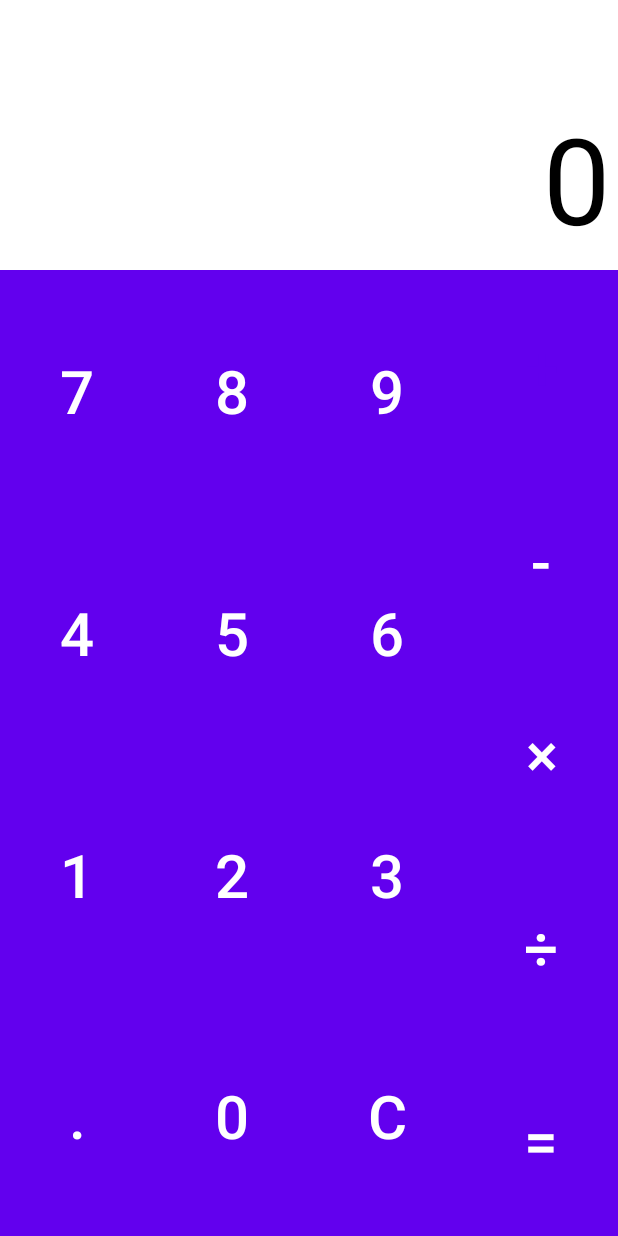
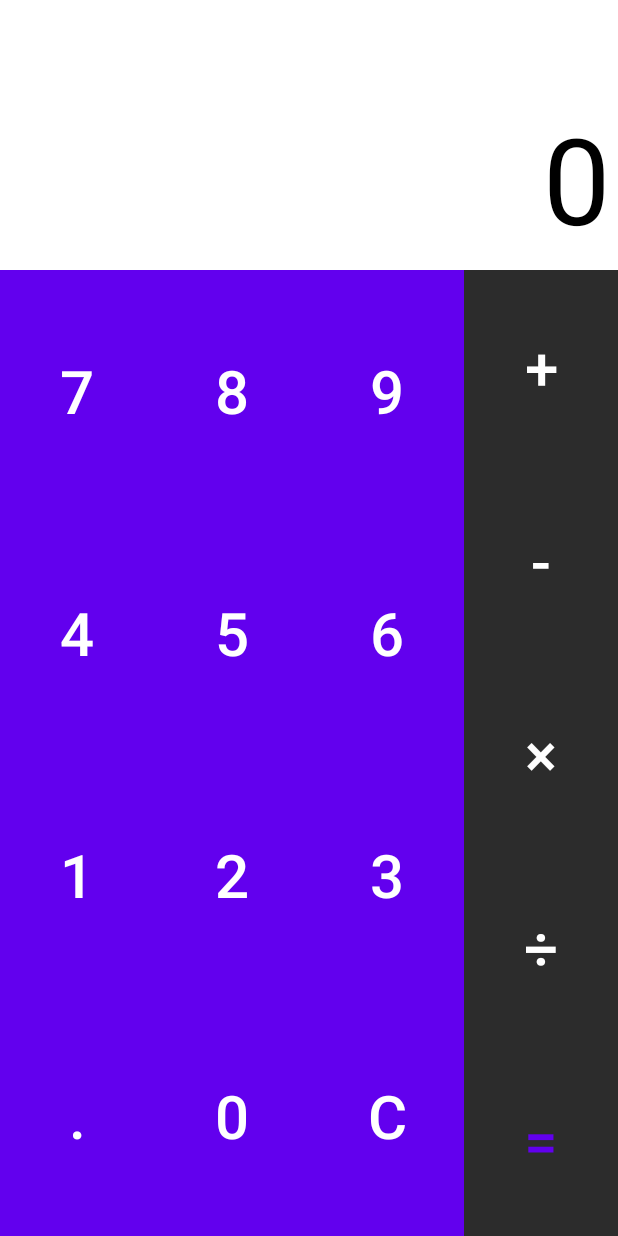
Before and after one commit to jdcarbeck/HRD-Tool, an Android app: the screen it shows after launch (Calculator), on a phone screen of 412 x 824 dp. Run offline under Robolectric (Android 15) with nearby library versions, the light colour scheme and no system bars.

Commit message:
fixed calc styling

```diff
--- a/AndriodApp/app/src/main/res/layout/activity_calculator.xml
+++ b/AndriodApp/app/src/main/res/layout/activity_calculator.xml
@@ -62,31 +62,34 @@
 
                 <Button
                     android:id="@+id/seven"
+                    style="@style/Widget.AppCompat.Button.Borderless.Colored"
                     android:layout_width="match_parent"
                     android:layout_height="match_parent"
                     android:layout_weight="1"
+                    android:background="@drawable/button_style"
                     android:onClick="operandClick"
-                    android:background="@drawable/button_style"
                     android:text="7"
                     android:textSize="40sp" />
 
                 <Button
                     android:id="@+id/eight"
+                    style="@style/Widget.AppCompat.Button.Borderless.Colored"
                     android:layout_width="match_parent"
                     android:layout_height="match_parent"
                     android:layout_weight="1"
+                    android:background="@drawable/button_style"
                     android:onClick="operandClick"
-                    android:background="@drawable/button_style"
                     android:text="8"
                     android:textSize="40sp" />
 
                 <Button
                     android:id="@+id/nine"
+                    style="@style/Widget.AppCompat.Button.Borderless.Colored"
                     android:layout_width="match_parent"
                     android:layout_height="match_parent"
                     android:layout_weight="1"
+                    android:background="@drawable/button_style"
                     android:onClick="operandClick"
-                    android:background="@drawable/button_style"
                     android:text="9"
                     android:textSize="40sp" />
             </LinearLayout>
@@ -98,31 +101,34 @@
 
                 <Button
                     android:id="@+id/four"
+                    style="@style/Widget.AppCompat.Button.Borderless.Colored"
                     android:layout_width="match_parent"
                     android:layout_height="match_parent"
                     android:layout_weight="1"
+                    android:background="@drawable/button_style"
                     android:onClick="operandClick"
-                    android:background="@drawable/button_style"
                     android:text="4"
                     android:textSize="40sp" />
 
                 <Button
                     android:id="@+id/five"
+                    style="@style/Widget.AppCompat.Button.Borderless.Colored"
                     android:layout_width="match_parent"
                     android:layout_height="match_parent"
                     android:layout_weight="1"
+                    android:background="@drawable/button_style"
                     android:onClick="operandClick"
-                    android:background="@drawable/button_style"
                     android:text="5"
                     android:textSize="40sp" />
 
                 <Button
                     android:id="@+id/six"
+                    style="@style/Widget.AppCompat.Button.Borderless.Colored"
                     android:layout_width="match_parent"
                     android:layout_height="match_parent"
                     android:layout_weight="1"
+                    android:background="@drawable/button_style"
                     android:onClick="operandClick"
-                    android:background="@drawable/button_style"
                     android:text="6"
                     android:textSize="40sp" />
             </LinearLayout>
@@ -134,31 +140,34 @@
 
                 <Button
                     android:id="@+id/one"
+                    style="@style/Widget.AppCompat.Button.Borderless.Colored"
                     android:layout_width="match_parent"
                     android:layout_height="match_parent"
                     android:layout_weight="1"
+                    android:background="@drawable/button_style"
                     android:onClick="operandClick"
-                    android:background="@drawable/button_style"
                     android:text="1"
                     android:textSize="40sp" />
 
                 <Button
                     android:id="@+id/two"
+                    style="@style/Widget.AppCompat.Button.Borderless.Colored"
                     android:layout_width="match_parent"
                     android:layout_height="match_parent"
                     android:layout_weight="1"
+                    android:background="@drawable/button_style"
                     android:onClick="operandClick"
-                    android:background="@drawable/button_style"
                     android:text="2"
                     android:textSize="40sp" />
 
                 <Button
                     android:id="@+id/three"
+                    style="@style/Widget.AppCompat.Button.Borderless.Colored"
                     android:layout_width="match_parent"
                     android:layout_height="match_parent"
                     android:layout_weight="1"
+                    android:background="@drawable/button_style"
                     android:onClick="operandClick"
-                    android:background="@drawable/button_style"
                     android:text="3"
                     android:textSize="40sp" />
             </LinearLayout>
@@ -170,32 +179,35 @@
 
                 <Button
                     android:id="@+id/dot"
+                    style="@style/Widget.AppCompat.Button.Borderless.Colored"
                     android:layout_width="match_parent"
                     android:layout_height="match_parent"
                     android:layout_weight="1"
+                    android:background="@drawable/button_style"
                     android:onClick="dotClick"
-                    android:background="@drawable/button_style"
                     android:text="."
                     android:textSize="40sp" />
 
                 <Button
                     android:id="@+id/zero"
+                    style="@style/Widget.AppCompat.Button.Borderless.Colored"
                     android:layout_width="match_parent"
                     android:layout_height="match_parent"
                     android:layout_weight="1"
+                    android:background="@drawable/button_style"
                     android:onClick="operandClick"
-                    android:background="@drawable/button_style"
                     android:text="0"
                     android:textSize="40sp" />
 
                 <Button
                     android:id="@+id/clear"
+                    style="@style/Widget.AppCompat.Button.Borderless.Colored"
                     android:layout_width="match_parent"
                     android:layout_height="match_parent"
                     android:layout_weight="1"
+                    android:backgroundTint="@color/colorPrimary"
+                    android:longClickable="true"
                     android:onClick="clear"
-                    android:longClickable="true"
-                    android:background="@drawable/button_style"
                     android:text="C"
                     android:textSize="40sp" />
             </LinearLayout>
@@ -207,63 +219,69 @@
             android:layout_width="match_parent"
             android:layout_weight="3"
             android:orientation="vertical"
-            android:background="@color/black"
+            android:background="@color/grey"
             android:layout_height="match_parent"
             >
 
             <Button
                 android:id="@+id/plus"
+                style="@style/Widget.AppCompat.Button.Borderless.Colored"
                 android:layout_width="match_parent"
                 android:layout_height="match_parent"
                 android:layout_weight="1"
-                android:background="@color/grey"
+
+                android:backgroundTint="@color/grey"
+                android:onClick="operatorClick"
                 android:text="+"
-                android:onClick="operatorClick"
-                android:textColor="@color/colorPrimary"
+                android:textColor="@color/white"
                 android:textSize="40sp" />
 
             <Button
                 android:id="@+id/minus"
+                style="@style/Widget.AppCompat.Button.Borderless.Colored"
                 android:layout_width="match_parent"
                 android:layout_height="match_parent"
                 android:layout_weight="1"
-                android:background="@drawable/operator_button_style"
+                android:backgroundTint="@color/grey"
+                android:onClick="operatorClick"
                 android:text="-"
-                android:onClick="operatorClick"
                 android:textColor="@color/white"
                 android:textSize="40sp" />
 
             <Button
                 android:id="@+id/multiply"
+                style="@style/Widget.AppCompat.Button.Borderless.Colored"
                 android:layout_width="match_parent"
                 android:layout_height="match_parent"
                 android:layout_weight="1"
-                android:background="@drawable/operator_button_style"
+                android:backgroundTint="@color/grey"
+                android:onClick="operatorClick"
                 android:text="\u00d7"
-                android:onClick="operatorClick"
                 android:textColor="@color/white"
                 android:textSize="40sp" />
 
             <Button
                 android:id="@+id/division"
+                style="@style/Widget.AppCompat.Button.Borderless.Colored"
                 android:layout_width="match_parent"
                 android:layout_height="match_parent"
                 android:layout_weight="1"
-                android:background="@drawable/operator_button_style"
+                android:backgroundTint="@color/grey"
+                android:onClick="operatorClick"
                 android:text="\u00f7"
-                android:onClick="operatorClick"
                 android:textColor="@color/white"
                 android:textSize="40sp" />
 
             <Button
                 android:id="@+id/equal"
+                style="@style/Widget.AppCompat.Button.Borderless.Colored"
                 android:layout_width="match_parent"
                 android:layout_height="match_parent"
                 android:layout_weight="1"
-                android:background="@drawable/operator_button_style"
+                android:backgroundTint="@color/grey"
+                android:onClick="calculate"
                 android:text="="
-                android:onClick="calculate"
-                android:textColor="@color/white"
+                android:textColor="@color/colorPrimary"
                 android:textSize="40sp" />
         </LinearLayout>
 
```
